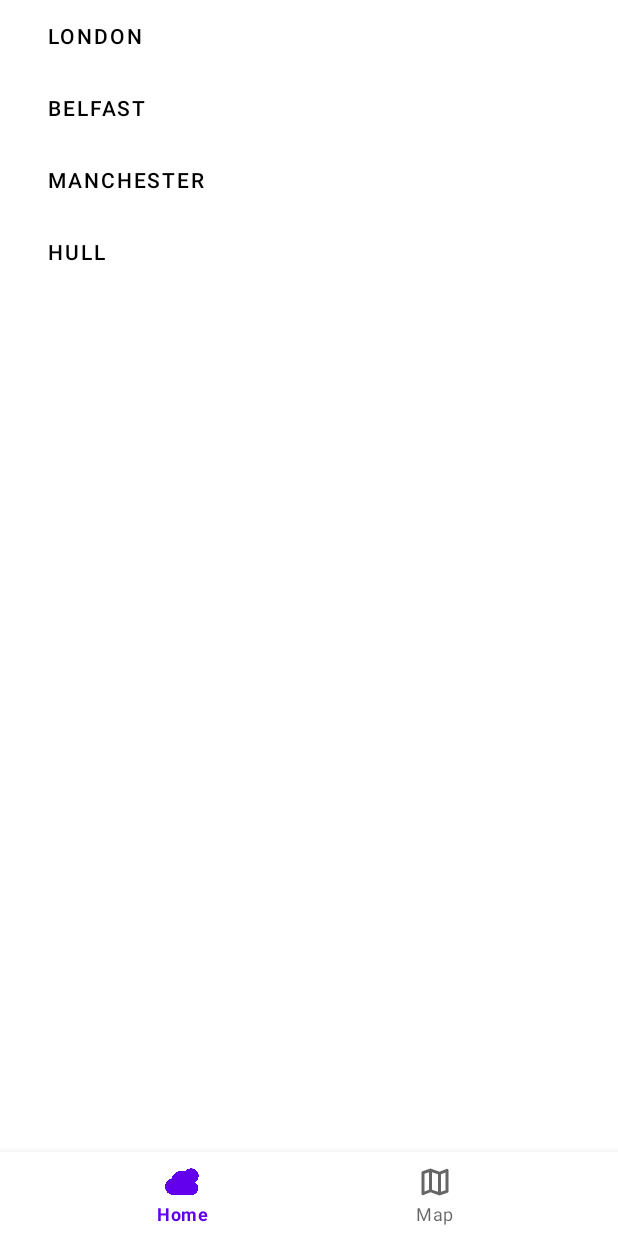
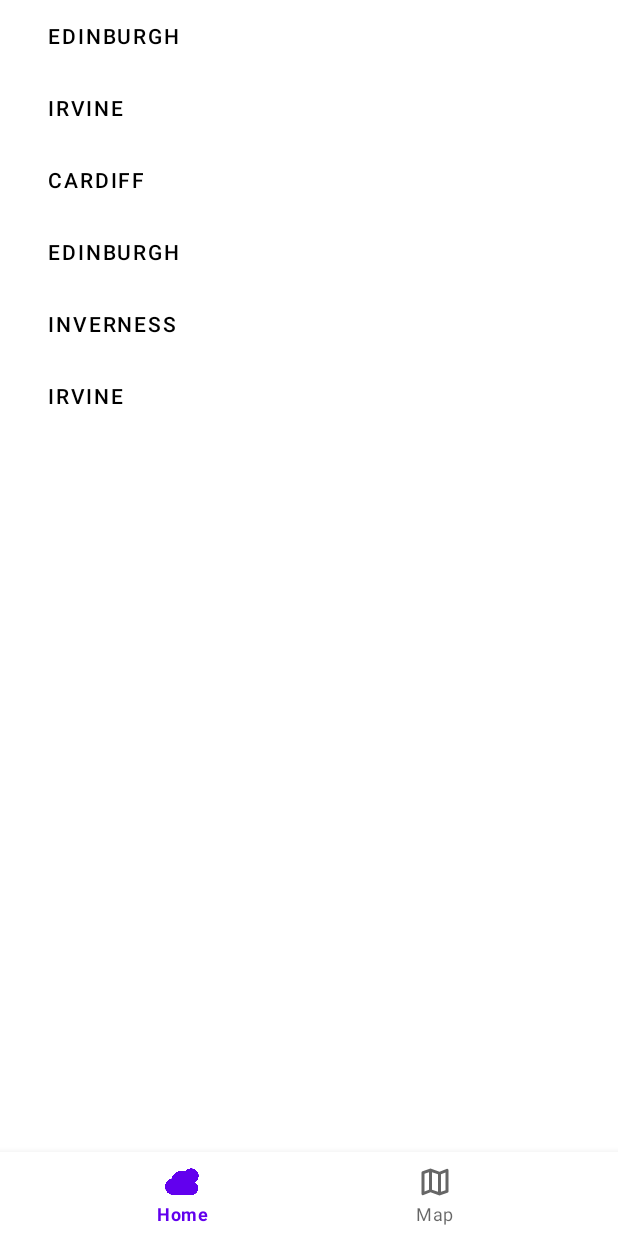
Before and after one commit to seanwtsn/Watson_Sean_S2337394, an Android app: the fragment LocationsFragment placed in its activity, on a phone screen of 412 x 824 dp. Run offline under Robolectric (Android 15) with nearby library versions, the phone set to English and light mode, and no system bars; 5 statements that could not run were skipped.

```diff
--- a/app/src/main/java/com/example/weatherapp/MainActivity.java
+++ b/app/src/main/java/com/example/weatherapp/MainActivity.java
@@ -7,14 +7,10 @@ import androidx.annotation.NonNull;
 import androidx.appcompat.app.AppCompatActivity;
 import androidx.fragment.app.Fragment;
 
-import com.example.weatherapp.data.LocationRSS;
 import com.example.weatherapp.databinding.ActivityMainBinding;
 import com.example.weatherapp.ui.fragments.MainFragment;
-import com.google.android.gms.maps.model.LatLng;
 import com.google.android.material.bottomnavigation.BottomNavigationView;
 import com.google.android.material.navigation.NavigationBarView;
-
-import java.util.ArrayList;
 
 public class MainActivity extends AppCompatActivity {
     @Override
@@ -54,24 +50,6 @@ public class MainActivity extends AppCompatActivity {
         getSupportFragmentManager().executePendingTransactions();
     }
 
-    public void onStart() {
-        super.onStart();
 
 
-        ArrayList<LocationRSS> locationRSS = new ArrayList<LocationRSS>() {
-            {
-                add(new LocationRSS("London", "UK", new LatLng(51.509865, -0.118092), "2643743"));
-                add(new LocationRSS("Edinburgh", "UK", new LatLng(55.953251, -3.188267), "2650225"));
-                add(new LocationRSS("Inverness", "UK", new LatLng(57.477772, -4.224721), "2646088"));
-                add(new LocationRSS("Belfast", "UK", new LatLng(54.607868, -5.926437), "2655984"));
-                add(new LocationRSS("Manchester", "UK", new LatLng(53.483959, -2.244644), "2643123"));
-                add(new LocationRSS("Hull", "UK", new LatLng(53.767750, -0.335827), "2645425"));
-                add(new LocationRSS("Cardiff", "UK", new LatLng(51.481583, -3.179090), "2653822"));
-                add(new LocationRSS("Irvine", "UK", new LatLng(55.61156690, -4.66963640), "2646032"));
-                add(new LocationRSS("Kilwinning", "UK", new LatLng(55.65333, -4.70666), "2645541"));
-
-            }
-        };
-    }
-
 }
--- a/app/src/main/java/com/example/weatherapp/data/tasks/FileRead.java
+++ b/app/src/main/java/com/example/weatherapp/data/tasks/FileRead.java
@@ -98,7 +98,7 @@ public class FileRead implements Runnable
         {
             try {
                 FileWriter fileWriter = new FileWriter(file);
-                fileWriter.write("{\"locations\":[{\"name\":\"London\",\"countryCode\":\"UK\",\"position\":\"51.509865,-0.118092\",\"rssKey\":\"2643743\"},{\"name\":\"Belfast\",\"countryCode\":\"UK\",\"position\":\"54.607868,-5.926437\",\"rssKey\":\"2655984\"},{\"name\":\"Manchester\",\"countryCode\":\"UK\",\"position\":\"53.483959,-2.244644\",\"rssKey\":\"2643123\"},{\"name\":\"Hull\",\"countryCode\":\"UK\",\"position\":\"53.76775,-0.335827\",\"rssKey\":\"2645425\"}]}\"}]}");
+                fileWriter.write("{\"locations\":[{\"name\":\"Edinburgh\",\"countryCode\":\"UK\",\"position\":\"55.953251,-3.188267\",\"rssKey\":\"2650225\"},{\"name\":\"Irvine\",\"countryCode\":\"UK\",\"position\":\"55.6115669,-4.6696364\",\"rssKey\":\"2646032\"},{\"name\":\"Cardiff\",\"countryCode\":\"UK\",\"position\":\"51.481583,-3.17909\",\"rssKey\":\"2653822\"},{\"name\":\"Edinburgh\",\"countryCode\":\"UK\",\"position\":\"55.953251,-3.188267\",\"rssKey\":\"2650225\"},{\"name\":\"Inverness\",\"countryCode\":\"UK\",\"position\":\"57.477772,-4.224721\",\"rssKey\":\"2646088\"},{\"name\":\"Irvine\",\"countryCode\":\"UK\",\"position\":\"55.6115669,-4.6696364\",\"rssKey\":\"2646032\"}]}");
                 fileWriter.flush();
                 fileWriter.close();
 
```
Also changed, not shown: app/src/main/java/com/example/weatherapp/MapsFragment.java (+10 -8 lines).
